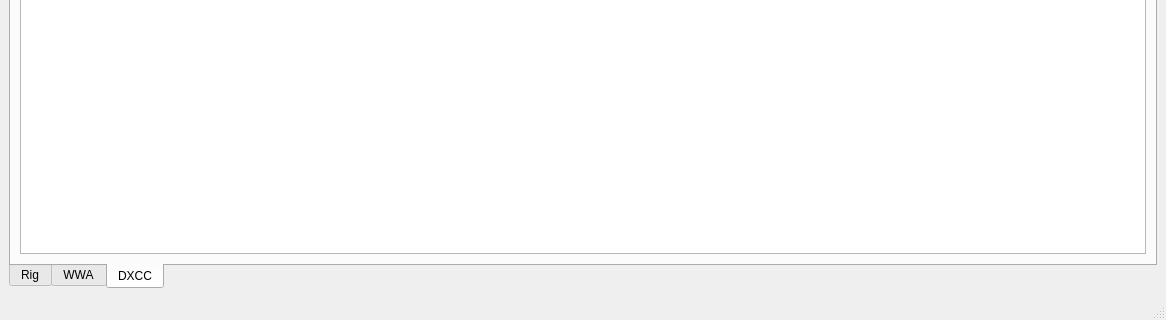
First picture: the form in mainwindow.ui, repository eloranta/HamVibe, before the edit; both pictures show x 0 to 1166 and y 304 to 624 of the 1166 by 624 pixel window.
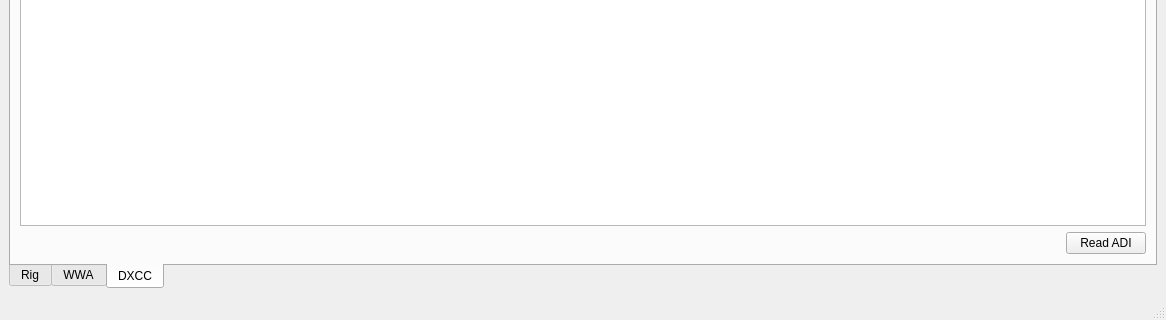
Second picture: the form after the edit. Custom widgets are drawn as their Qt base class.

Commit message: add parse .adi file

Diff of the .ui file:
```diff
--- a/mainwindow.ui
+++ b/mainwindow.ui
@@ -1067,6 +1067,30 @@
           <item>
            <widget class="QTableView" name="dxccTableView"/>
           </item>
+          <item>
+           <layout class="QHBoxLayout" name="horizontalLayout_9">
+            <item>
+             <spacer name="horizontalSpacer_10">
+              <property name="orientation">
+               <enum>Qt::Orientation::Horizontal</enum>
+              </property>
+              <property name="sizeHint" stdset="0">
+               <size>
+                <width>40</width>
+                <height>20</height>
+               </size>
+              </property>
+             </spacer>
+            </item>
+            <item>
+             <widget class="QPushButton" name="dxccReadAdiButton">
+              <property name="text">
+               <string>Read ADI</string>
+              </property>
+             </widget>
+            </item>
+           </layout>
+          </item>
          </layout>
         </item>
        </layout>
```
The commit also changes 2 other files.
